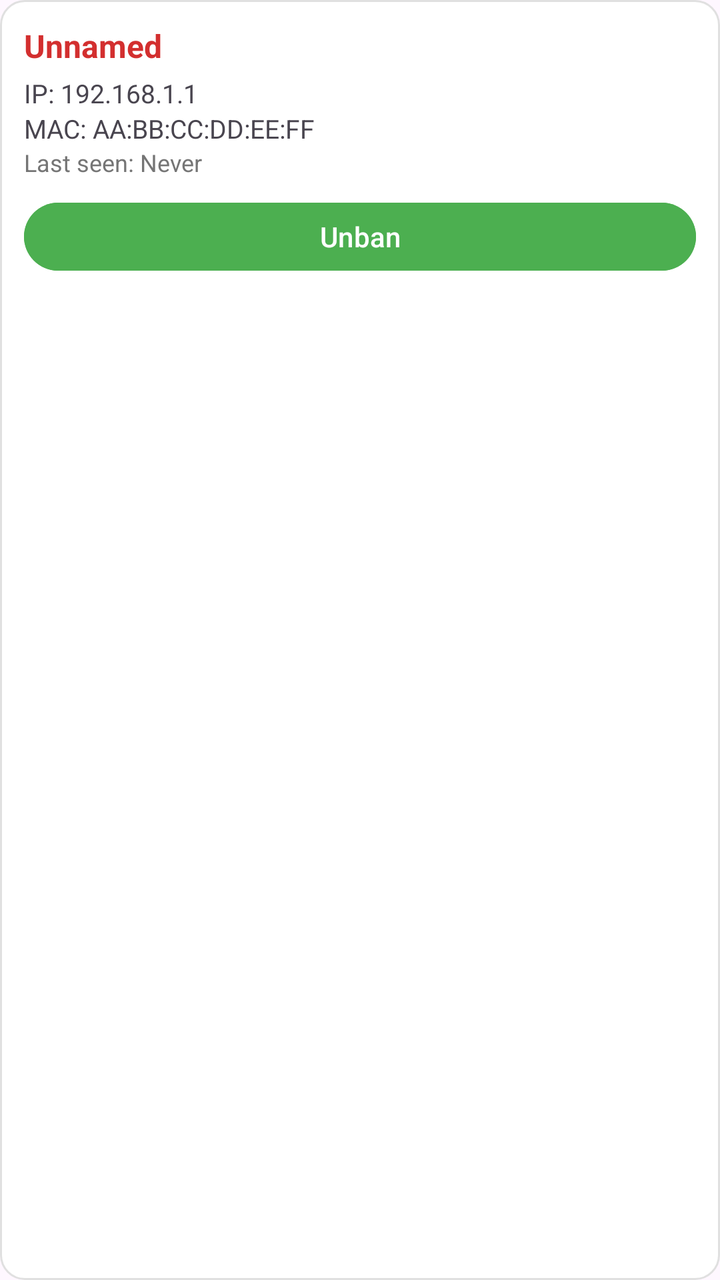
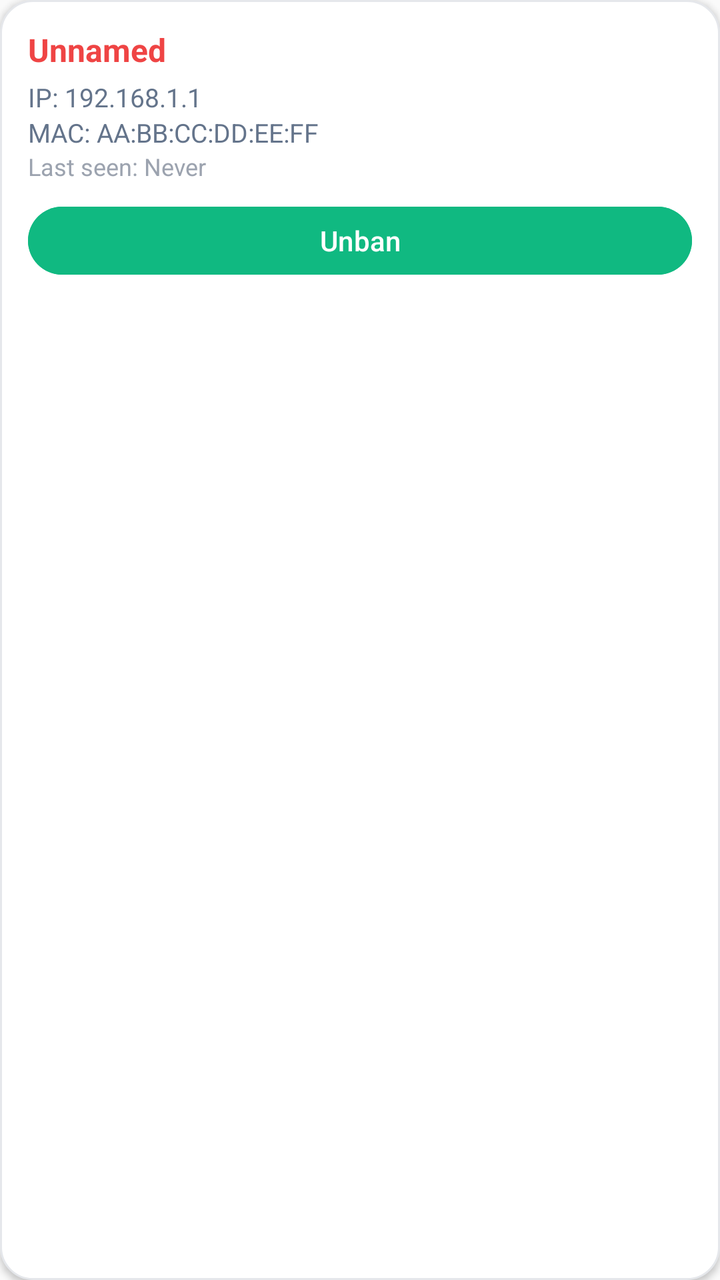

Compare the two renders of this Android layout. The source of the first and the diff that turns it into the second are given below.
<!-- AndroidManifest.xml: application theme Theme.Netcut -->
<!-- res/layout/item_banned_device.xml -->
<?xml version="1.0" encoding="utf-8"?>
<LinearLayout xmlns:android="http://schemas.android.com/apk/res/android"
    android:layout_width="match_parent"
    android:layout_height="wrap_content"
    android:orientation="vertical"
    android:background="@drawable/bg_card"
    android:padding="12dp"
    android:layout_marginBottom="8dp">

    <TextView
        android:id="@+id/tv_name"
        android:layout_width="match_parent"
        android:layout_height="wrap_content"
        android:text="Unnamed"
        android:textSize="16sp"
        android:textStyle="bold"
        android:textColor="#D32F2F" />

    <TextView
        android:id="@+id/tv_ip"
        android:layout_width="match_parent"
        android:layout_height="wrap_content"
        android:text="IP: 192.168.1.1"
        android:textSize="13sp"
        android:layout_marginTop="4dp" />

    <TextView
        android:id="@+id/tv_mac"
        android:layout_width="match_parent"
        android:layout_height="wrap_content"
        android:text="MAC: AA:BB:CC:DD:EE:FF"
        android:textSize="13sp" />

    <TextView
        android:id="@+id/tv_last_seen"
        android:layout_width="match_parent"
        android:layout_height="wrap_content"
        android:text="Last seen: Never"
        android:textSize="12sp"
        android:textColor="#757575" />

    <Button
        android:id="@+id/btn_unban"
        android:layout_width="match_parent"
        android:layout_height="42dp"
        android:text="Unban"
        android:textAllCaps="false"
        android:textColor="#FFFFFF"
        android:backgroundTint="#4CAF50"
        android:layout_marginTop="8dp" />

</LinearLayout>
<!-- resources referenced by this layout -->
<resources>
  <!-- drawable bg_card (drawable) -->
  <?xml version="1.0" encoding="utf-8"?>
  <shape xmlns:android="http://schemas.android.com/apk/res/android"
      android:shape="rectangle">
  
      <solid android:color="#FFFFFF" />
  
      <corners android:radius="12dp" />
  
      <stroke
          android:width="1dp"
          android:color="#E0E0E0" />
  
  </shape>
  <style name="Theme.Netcut" parent="Base.Theme.Netcut" />
  <style name="Base.Theme.Netcut" parent="Theme.Material3.DayNight.NoActionBar">
          
          
      </style>
</resources>

<!-- the commit's change to res/layout/item_banned_device.xml (unified diff, before → after) -->
@@ -4,8 +4,9 @@
     android:layout_height="wrap_content"
     android:orientation="vertical"
     android:background="@drawable/bg_card"
-    android:padding="12dp"
-    android:layout_marginBottom="8dp">
+    android:padding="14dp"
+    android:layout_marginBottom="8dp"
+    android:elevation="2dp">
 
     <TextView
         android:id="@+id/tv_name"
@@ -14,7 +15,7 @@
         android:text="Unnamed"
         android:textSize="16sp"
         android:textStyle="bold"
-        android:textColor="#D32F2F" />
+        android:textColor="@color/error" />
 
     <TextView
         android:id="@+id/tv_ip"
@@ -22,14 +23,16 @@
         android:layout_height="wrap_content"
         android:text="IP: 192.168.1.1"
         android:textSize="13sp"
-        android:layout_marginTop="4dp" />
+        android:layout_marginTop="4dp"
+        android:textColor="@color/on_surface_variant" />
 
     <TextView
         android:id="@+id/tv_mac"
         android:layout_width="match_parent"
         android:layout_height="wrap_content"
         android:text="MAC: AA:BB:CC:DD:EE:FF"
-        android:textSize="13sp" />
+        android:textSize="13sp"
+        android:textColor="@color/on_surface_variant" />
 
     <TextView
         android:id="@+id/tv_last_seen"
@@ -37,7 +40,7 @@
         android:layout_height="wrap_content"
         android:text="Last seen: Never"
         android:textSize="12sp"
-        android:textColor="#757575" />
+        android:textColor="@color/gray_400" />
 
     <Button
         android:id="@+id/btn_unban"
@@ -45,8 +48,8 @@
         android:layout_height="42dp"
         android:text="Unban"
         android:textAllCaps="false"
-        android:textColor="#FFFFFF"
-        android:backgroundTint="#4CAF50"
+        android:textColor="@color/white"
+        android:backgroundTint="@color/success"
         android:layout_marginTop="8dp" />
 
 </LinearLayout>
<!-- resource entries referenced after the edit -->
@@ -1,23 +1,58 @@
 <!-- resources referenced by this layout -->
 <resources>
+  <color name="error">#EF4444</color>
+  <color name="gray_400">#9CA3AF</color>
+  <color name="on_surface_variant">#64748B</color>
+  <color name="success">#10B981</color>
+  <color name="white">#FFFFFFFF</color>
   <!-- drawable bg_card (drawable) -->
   <?xml version="1.0" encoding="utf-8"?>
   <shape xmlns:android="http://schemas.android.com/apk/res/android"
       android:shape="rectangle">
   
-      <solid android:color="#FFFFFF" />
+      <solid android:color="@color/surface" />
   
-      <corners android:radius="12dp" />
+      <corners android:radius="16dp" />
   
       <stroke
           android:width="1dp"
-          android:color="#E0E0E0" />
+          android:color="@color/gray_200" />
   
   </shape>
   <style name="Theme.Netcut" parent="Base.Theme.Netcut" />
+  <color name="surface">#FFFFFF</color>
+  <color name="gray_200">#E5E7EB</color>
   <style name="Base.Theme.Netcut" parent="Theme.Material3.DayNight.NoActionBar">
           
+          <item name="colorPrimary">@color/primary</item>
+          <item name="colorPrimaryVariant">@color/primary_dark</item>
+          <item name="colorOnPrimary">@color/on_primary</item>
           
+          
+          <item name="colorSecondary">@color/secondary</item>
+          <item name="colorSecondaryVariant">@color/secondary_dark</item>
+          <item name="colorOnSecondary">@color/on_secondary</item>
+          
+          
+          <item name="android:statusBarColor">@color/primary_dark</item>
+          
+          
+          <item name="android:colorBackground">@color/background</item>
+          <item name="colorSurface">@color/surface</item>
+          <item name="colorOnSurface">@color/on_surface</item>
+          <item name="colorOnSurfaceVariant">@color/on_surface_variant</item>
+          
+          
+          <item name="colorError">@color/error</item>
+          <item name="colorOnError">@color/white</item>
       </style>
+  <color name="primary">#6366F1</color>
+  <color name="primary_dark">#4F46E5</color>
+  <color name="on_primary">#FFFFFF</color>
+  <color name="secondary">#EC4899</color>
+  <color name="secondary_dark">#DB2777</color>
+  <color name="on_secondary">#FFFFFF</color>
+  <color name="background">#FAFAFA</color>
+  <color name="on_surface">#334155</color>
 </resources>
 
